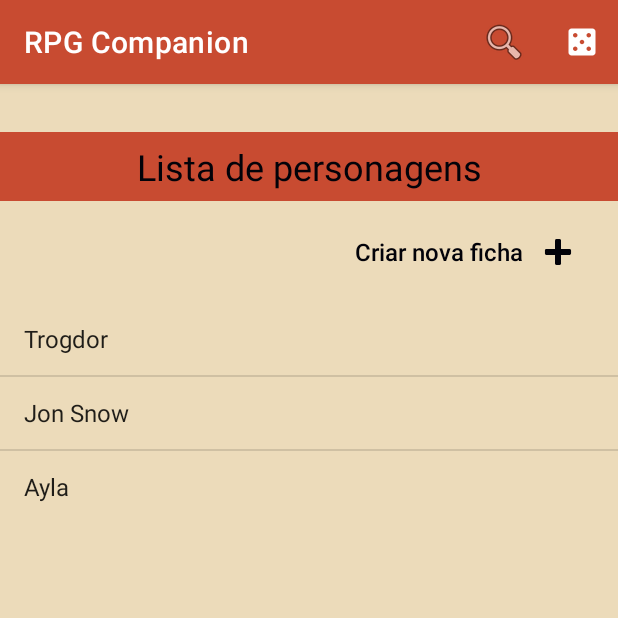
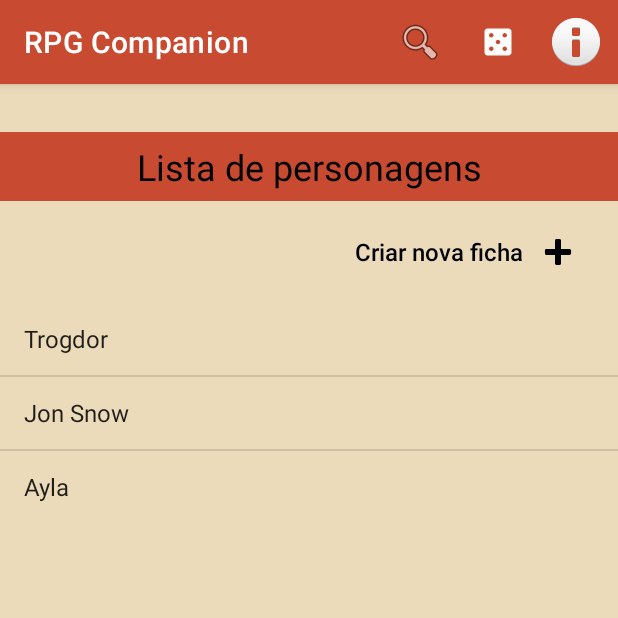
Before and after one commit to JoaoVSouto/rpg-companion-app, an Android app: the screen it shows after launch (MainActivity), on a phone screen of 412 x 824 dp, the top half of it. Run offline under Robolectric (Android 15) with nearby library versions, the phone set to English and light mode, and no system bars.

Commit message:
criando_dialog_info

```diff
--- a/app/src/main/res/menu/menu.xml
+++ b/app/src/main/res/menu/menu.xml
@@ -15,10 +15,10 @@
         android:icon="@drawable/ic_casino"
         android:title="Dados"
         app:showAsAction="always"/>
-    <!--    <item-->
-    <!--        android:id="@+id/acao_info"-->
-    <!--        android:title="@string/acao_info"-->
-    <!--        android:icon="@android:drawable/ic_menu_info_details"-->
-    <!--        app:showAsAction="never"/>-->
+    <item
+        android:id="@+id/acao_info"
+        android:icon="@android:drawable/ic_dialog_info"
+        android:title="Info"
+        app:showAsAction="always"/>
 
 </menu>
```
Also changed, not shown: app/src/main/java/com/example/rpgcompanion/MainActivity.java (+20 -1 lines), app/src/main/java/com/example/rpgcompanion/fragmentos/InfoDialogFragment.java (added, +49 -0 lines).
